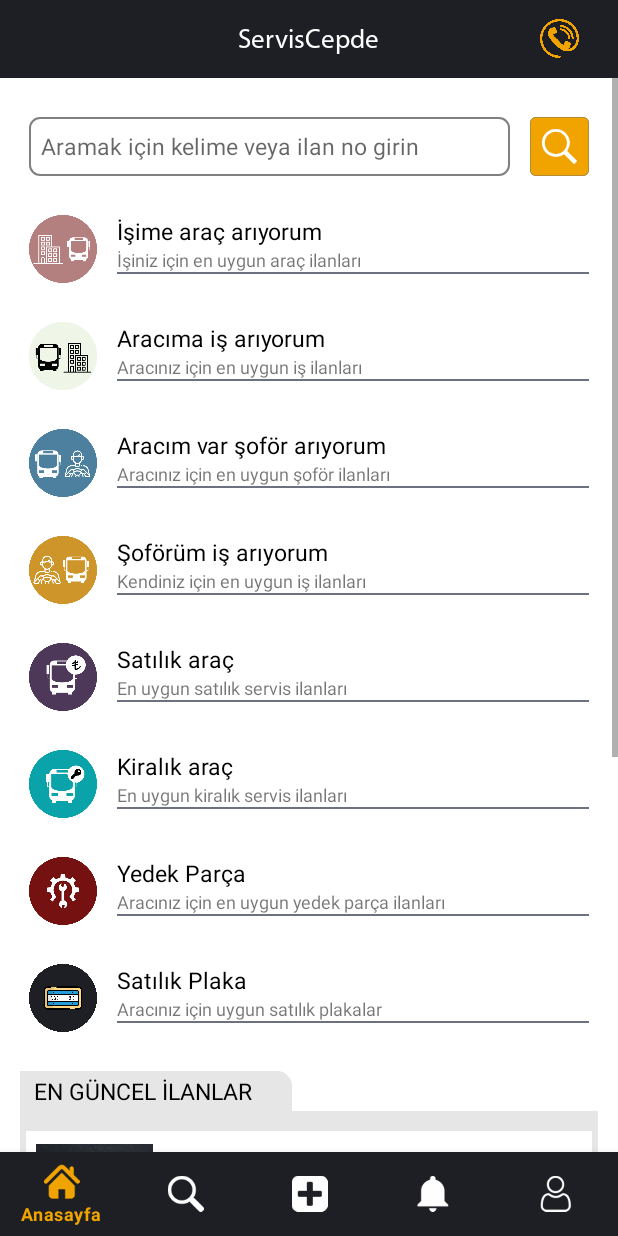
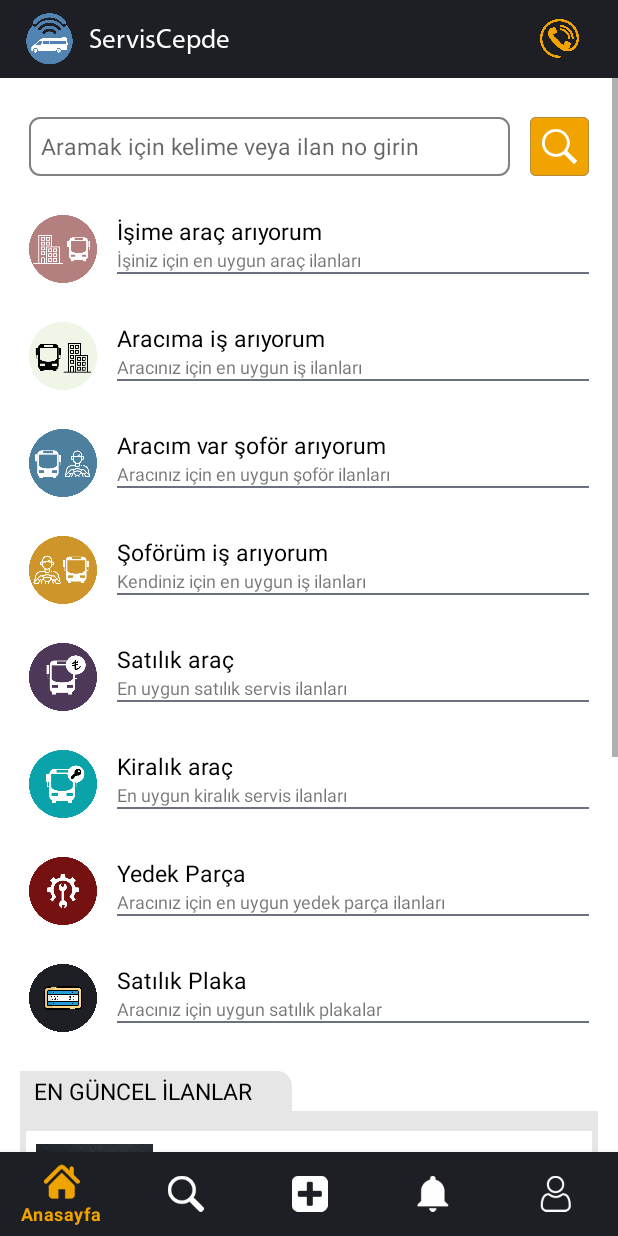
Before and after one commit to alimoguz/ServisCepde, an Android app: the MainActivity screen opened directly, with no data from a screen before it, on a phone screen of 412 x 824 dp. Run offline under Robolectric (Android 15) with nearby library versions, the phone set to English and light mode, and no system bars; our stand-ins replace AdMob, sdp/ssp sizes; libraries missing offline, so code that uses them is left out: cn.pedant; pictures from the network do not load.

Commit message:
anasayfaya logo eklendi

```diff
--- a/app/src/main/res/layout/activity_main.xml
+++ b/app/src/main/res/layout/activity_main.xml
@@ -13,6 +13,15 @@
         android:layout_height="@dimen/_40sdp"
         android:background="@color/appColor">
 
+        <ImageView
+            android:id="@+id/top_left_logo"
+            android:layout_width="@dimen/_30sdp"
+            android:layout_height="@dimen/_30sdp"
+            android:layout_alignParentStart="true"
+            android:layout_centerVertical="true"
+            android:layout_marginLeft="@dimen/_10sdp"
+            android:src="@drawable/servis_logo" />
+
         <TextView
             android:id="@+id/txtHeader"
             android:layout_width="wrap_content"
@@ -20,7 +29,9 @@
             android:text="@string/app_name"
             android:textColor="@color/colorWhite"
             android:fontFamily="@font/myriadpro_regular"
-            android:layout_centerInParent="true"
+            android:layout_centerVertical="true"
+            android:layout_marginLeft="@dimen/_5sdp"
+            android:layout_toRightOf="@id/top_left_logo"
             android:textSize="@dimen/_14ssp"
             />
 
```
